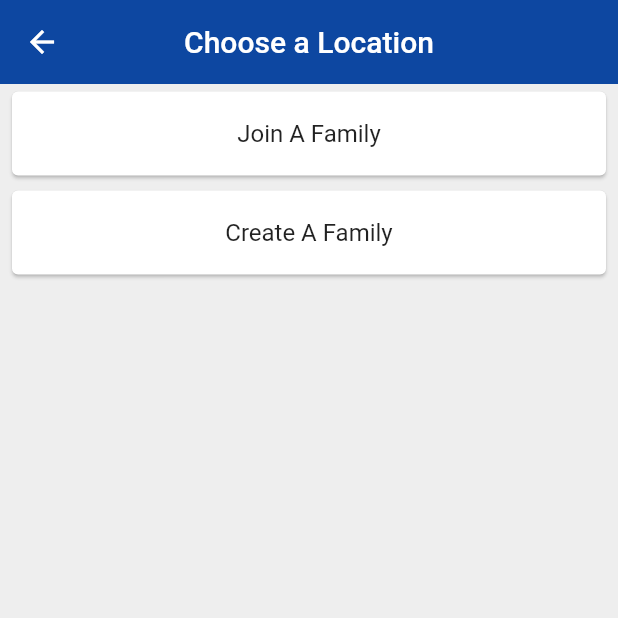
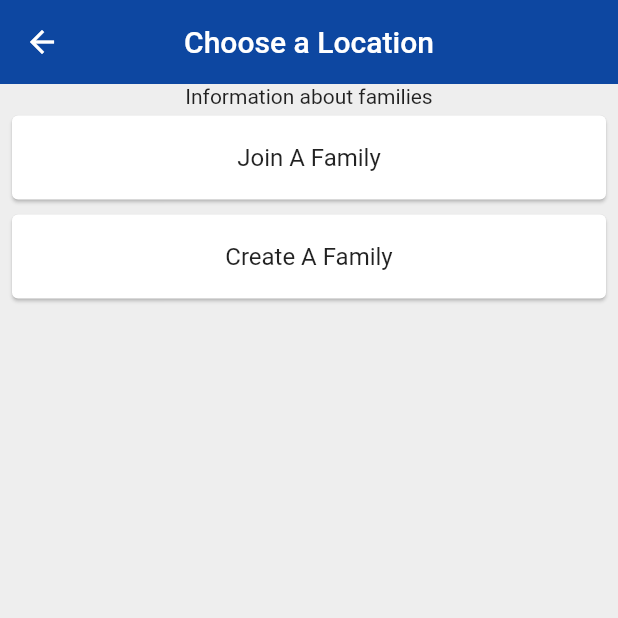
Before and after one commit to SamKingDev/HighfieldHack2021, a Flutter app: the aboutFamily screen opened by its route, on a phone screen of 412 x 824 dp, the top half of it. Run offline on Flutter 3.47's test engine with Material 2 defaults, Android fonts, the phone set to English and light mode, and no system bars; our stand-ins replace firebase_auth, firebase_core, flutter_signin_button, google_sign_in; accounts and stored records are empty.

Commit message:
Working on family pages

```diff
--- a/App/lib/screens/Family/abooutFamily.dart
+++ b/App/lib/screens/Family/abooutFamily.dart
@@ -42,7 +42,11 @@ class _aboutFamilyState extends State<aboutFamily> {
         centerTitle: true,
         elevation: 0,
       ),
-      body: ListView.builder(
+      body: Column(
+        children: [
+          Text('Information about families'),
+          Expanded(
+            child: ListView.builder(
               itemCount: options.length,
               itemBuilder: (context, index) {
                 return Padding(
@@ -58,6 +62,9 @@ class _aboutFamilyState extends State<aboutFamily> {
                 );
               },
             ),
+          ),
+        ],
+      ),
     );
   }
 }
```
Lines whose indentation alone changed are shown as unchanged.
